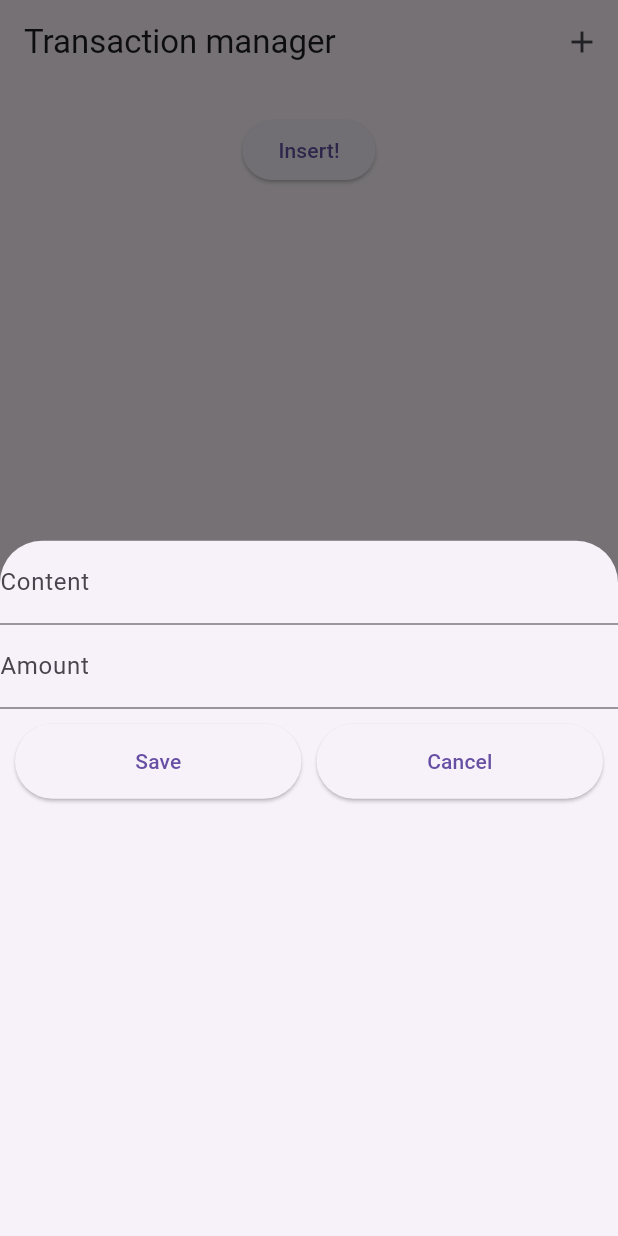
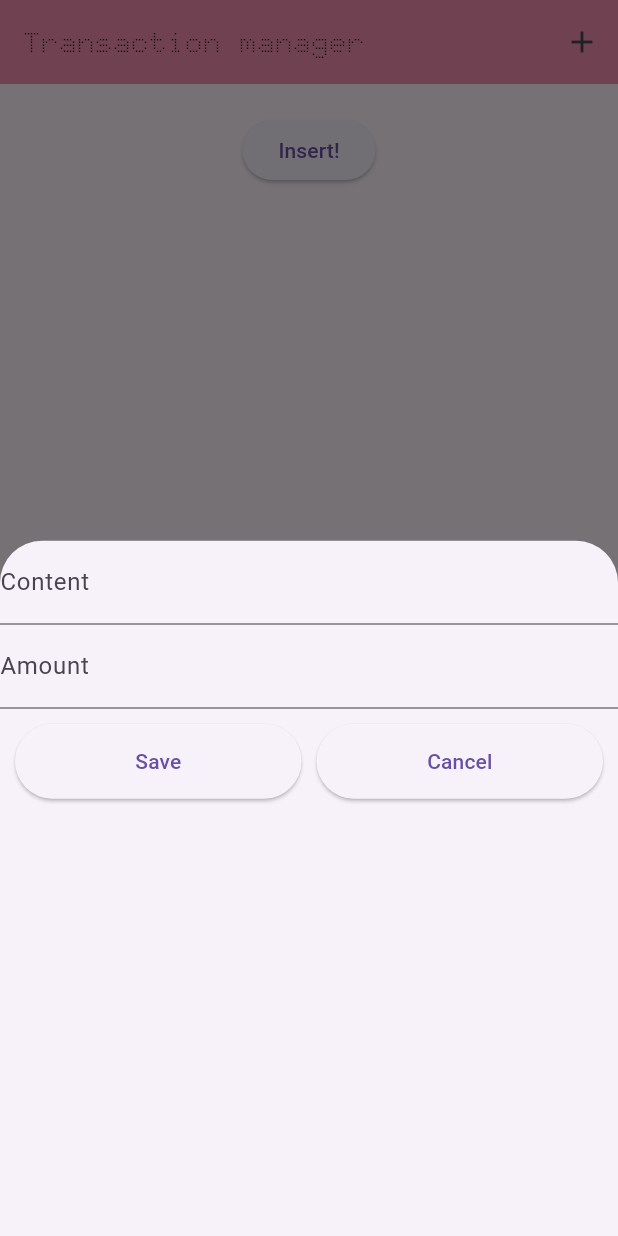
Before and after one commit to nguyenhuyttns/Flutter, a Flutter app: the screen it shows after launch, after a tap on the "add" icon, on a phone screen of 412 x 824 dp. Run offline on Flutter 3.47's test engine with Material 3 defaults, Android fonts, the phone set to English and light mode, and no system bars.

Commit message:
Tuy bien theme + fonts

```diff
--- a/myapp/lib/MyApp.dart
+++ b/myapp/lib/MyApp.dart
@@ -110,7 +110,14 @@ class _MyApp extends State<MyApp> {
   Widget build(BuildContext context) {
     return Scaffold(
       appBar: AppBar(
-        title: const Text("Transaction manager"),
+        backgroundColor: Theme.of(context).primaryColor,
+        title: const Text(
+          "Transaction manager",
+          style: TextStyle(
+            fontSize: 20,
+            fontFamily: 'Doto',
+          ),
+        ),
         actions: [
           IconButton(
             onPressed: () {
@@ -121,11 +128,13 @@ class _MyApp extends State<MyApp> {
         ],
       ),
       floatingActionButton: FloatingActionButton(
-          tooltip: "Add transaction",
-          child: const Icon(Icons.add),
-          onPressed: () {
-            _onButtonShowModalSheet();
-          }),
+        tooltip: "Add transaction",
+        child: const Icon(Icons.add),
+        onPressed: () {
+          _onButtonShowModalSheet();
+        },
+        backgroundColor: Theme.of(context).primaryColor,
+      ),
       body: SafeArea(
         // Vùng an toàn để không đụng vào layout
         minimum: const EdgeInsets.only(
--- a/myapp/lib/main.dart
+++ b/myapp/lib/main.dart
@@ -2,9 +2,12 @@ import 'package:flutter/material.dart';
 import 'package:myapp/MyApp.dart';
 
 void main() {
-  runApp(const MaterialApp(
+  runApp(MaterialApp(
     debugShowCheckedModeBanner: false,
     title: "Transaction app",
-    home: MyApp(),
+    theme: ThemeData(
+      primaryColor: Colors.pink[200],
+    ),
+    home: const MyApp(),
   ));
 }
```
Also changed, not shown: myapp/pubspec.yaml (+5 -6 lines), myapp/assets/Doto-VariableFont_ROND,wght.ttf (added).
